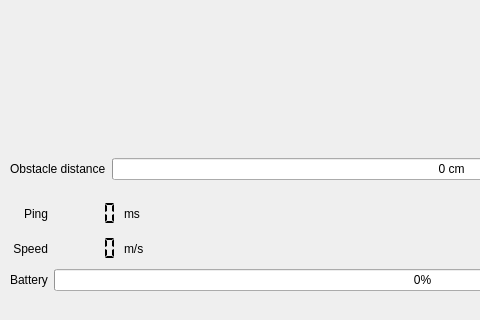
The window that mainwindow.ui (mbober1/RoboVision) describes before a commit, drawn with Qt 5; both pictures show x 0 to 480 and y 280 to 600 of the 800 by 600 pixel window.
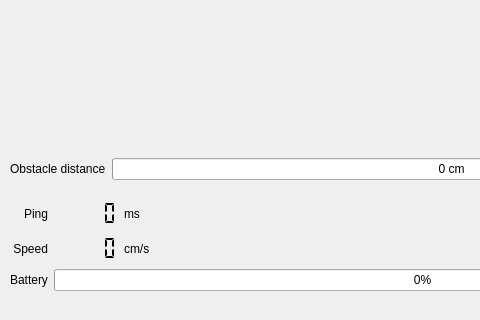
The same window after the commit.

```diff
--- a/mainwindow.ui
+++ b/mainwindow.ui
@@ -156,7 +156,7 @@
        <item row="2" column="1">
         <widget class="QLabel" name="speedUnitsLabel">
          <property name="text">
-          <string>m/s</string>
+          <string>cm/s</string>
          </property>
         </widget>
        </item>
```
